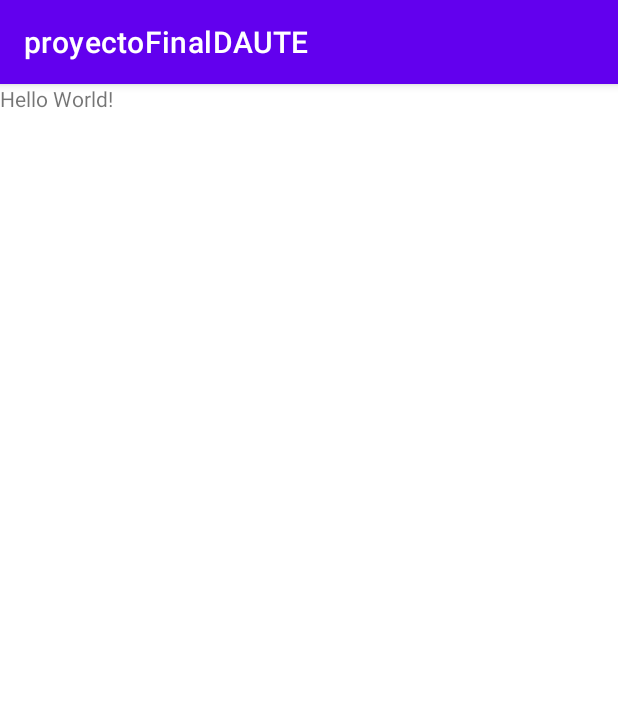
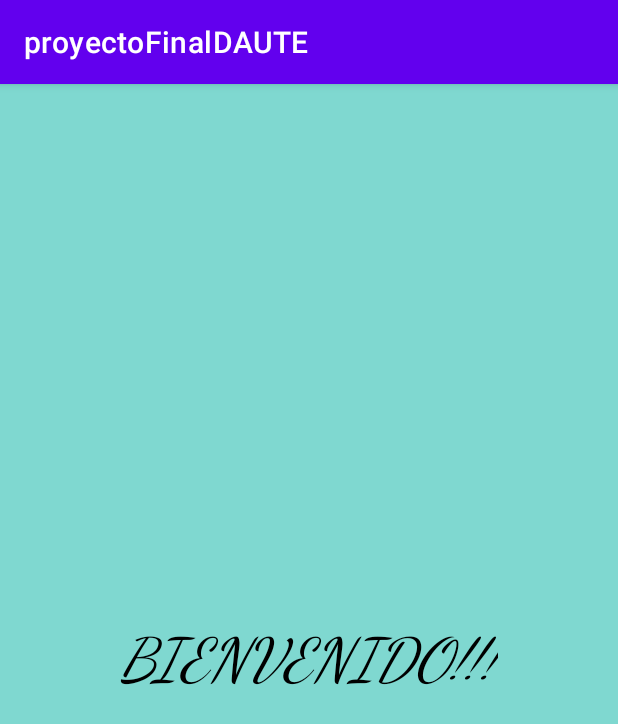
Before and after one commit to NoelSorianoC/proyectoDAUTE, an Android app: the MainActivity screen opened directly, with no data from a screen before it, on a phone screen of 412 x 824 dp. Shown: the top 724 px of the screen. Run offline under Robolectric (Android 15) with nearby library versions, the phone set to English and light mode, and no system bars.

Commit message:
splashScreen
vista primaria

```diff
--- a/app/src/main/java/com/itca/proyectofinaldaute/MainActivity.java
+++ b/app/src/main/java/com/itca/proyectofinaldaute/MainActivity.java
@@ -2,7 +2,9 @@ package com.itca.proyectofinaldaute;
 
 import androidx.appcompat.app.AppCompatActivity;
 
+import android.content.Intent;
 import android.os.Bundle;
+import android.os.Handler;
 
 public class MainActivity extends AppCompatActivity {
 
@@ -10,5 +12,16 @@ public class MainActivity extends AppCompatActivity {
     protected void onCreate(Bundle savedInstanceState) {
         super.onCreate(savedInstanceState);
         setContentView(R.layout.activity_main);
+
+        new Handler().postDelayed(new Runnable() {
+            @Override
+            public void run() {
+                Intent T=new Intent(getApplicationContext(), login.class);
+                startActivity(T);
+                finish();
+            }
+        },3000);
+
+
     }
 }
--- a/app/src/main/res/layout/activity_main.xml
+++ b/app/src/main/res/layout/activity_main.xml
@@ -5,15 +5,17 @@
     android:layout_width="match_parent"
     android:layout_height="match_parent"
     android:orientation="vertical"
+    android:gravity="center"
+    android:background="#7FD8D0"
     tools:context=".MainActivity">
 
     <TextView
         android:layout_width="wrap_content"
         android:layout_height="wrap_content"
-        android:text="Hello World!"
-        app:layout_constraintBottom_toBottomOf="parent"
-        app:layout_constraintLeft_toLeftOf="parent"
-        app:layout_constraintRight_toRightOf="parent"
-        app:layout_constraintTop_toTopOf="parent" />
+        android:text="BIENVENIDO!!!"
+        android:textSize="39dp"
+        android:textStyle="italic"
+        android:fontFamily="cursive"
+        android:textColor="@color/black"/>
 
 </LinearLayout>
--- a/app/src/main/res/layout/fragment_gallery.xml
+++ b/app/src/main/res/layout/fragment_gallery.xml
@@ -5,6 +5,7 @@
     android:layout_width="match_parent"
     android:layout_height="match_parent"
     android:orientation="vertical"
+    android:background="#7FD8D0"
     tools:context=".ui.gallery.GalleryFragment">
 
     <TextView
--- a/app/src/main/res/layout/fragment_slideshow.xml
+++ b/app/src/main/res/layout/fragment_slideshow.xml
@@ -5,6 +5,7 @@
     android:layout_width="match_parent"
     android:layout_height="match_parent"
     android:orientation="vertical"
+    android:background="#7FD8D0"
     tools:context=".ui.slideshow.SlideshowFragment">
 
     <TextView
@@ -13,6 +14,7 @@
         android:layout_height="wrap_content"
         android:text="PRODUCTOS"
         android:fontFamily="cursive"
+        android:textStyle="bold"
         android:textSize="50sp"
         android:layout_gravity="center"
 
```
Also changed, not shown: app/src/main/AndroidManifest.xml (+9 -8 lines), app/src/main/java/com/itca/proyectofinaldaute/agregarProd.java (added, +14 -0 lines), app/src/main/res/layout/activity_agregar_prod.xml (added, +77 -0 lines).
